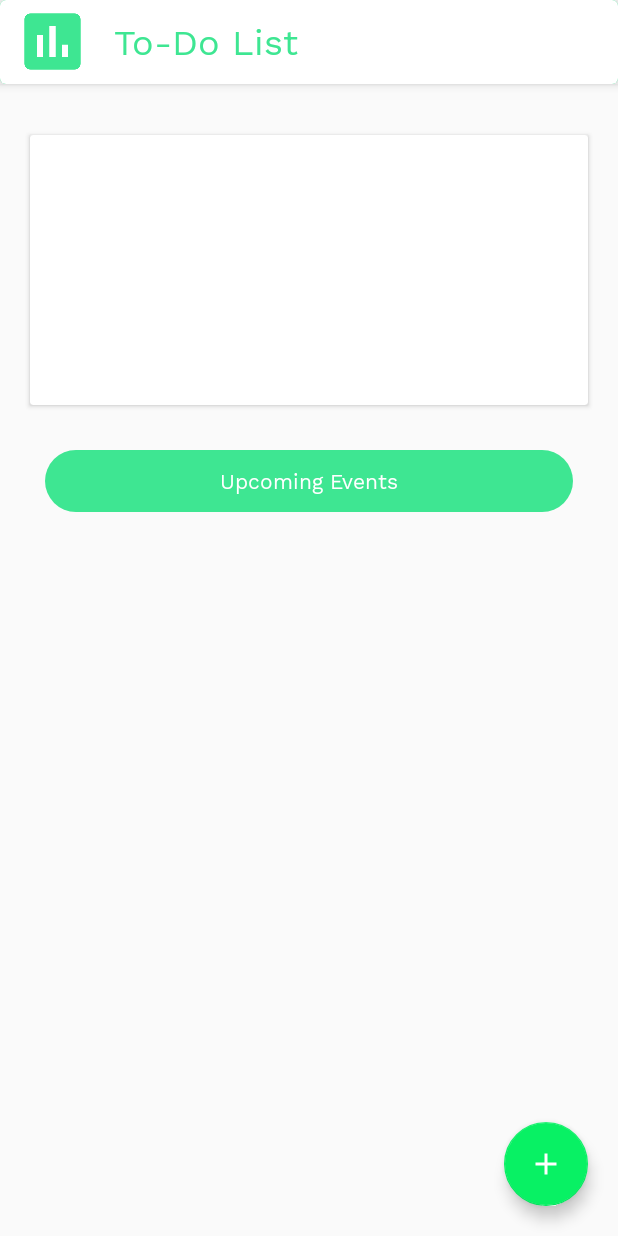
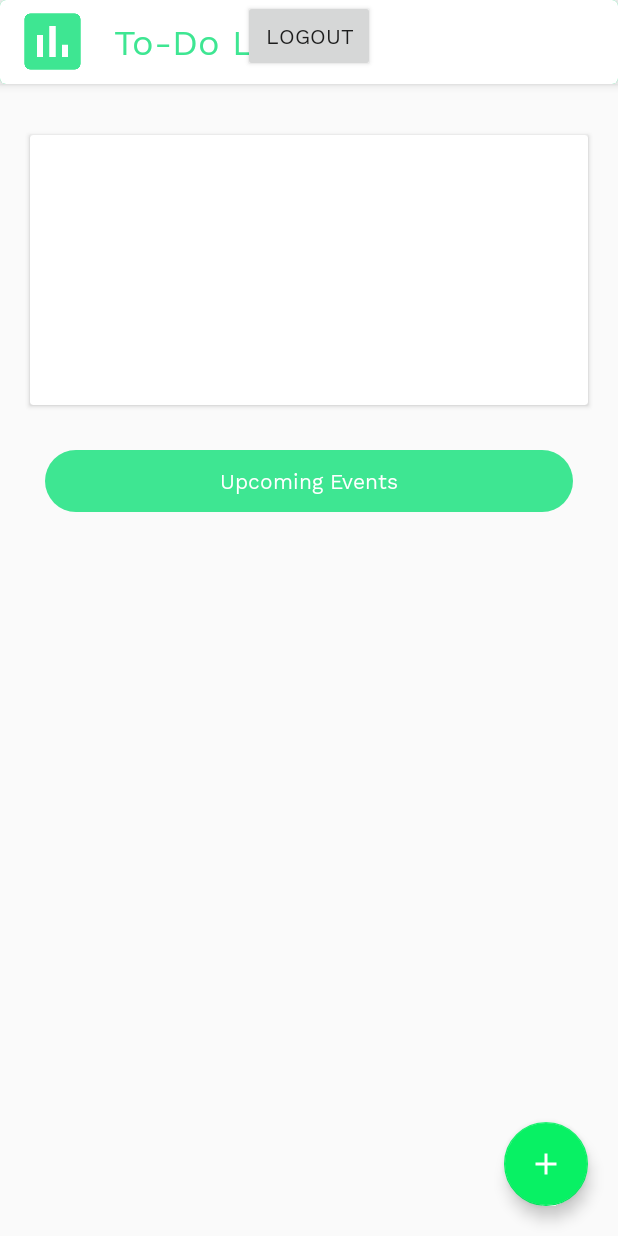
Before and after one commit to MageshVS/ToDoList, an Android app: the MainActivity screen opened directly, with no data from a screen before it, on a phone screen of 412 x 824 dp. Run offline under Robolectric (Android 15) with nearby library versions, the phone set to English and light mode, and no system bars; 3 statements that could not run were skipped.

Commit message:
third Commit

```diff
--- a/app/src/main/AndroidManifest.xml
+++ b/app/src/main/AndroidManifest.xml
@@ -10,14 +10,14 @@
         android:roundIcon="@mipmap/ic_launcher_round"
         android:supportsRtl="true"
         android:theme="@style/AppTheme">
-        <activity android:name=".WelcomeActivity"></activity>
+        <activity android:name=".LoginActivity"></activity>
         <activity android:name=".UpdateActivity" />
         <activity android:name=".AddNotesActivity" />
         <activity
             android:name=".MainActivity"
             android:label="@string/title_activity_main"
             android:theme="@style/AppTheme" />
-        <activity android:name=".LoginActivity">
+        <activity android:name=".WelcomeActivity">
             <intent-filter>
                 <action android:name="android.intent.action.MAIN" />
 
--- a/app/src/main/res/layout/activity_main.xml
+++ b/app/src/main/res/layout/activity_main.xml
@@ -6,7 +6,9 @@
     android:layout_height="match_parent"
     tools:context=".MainActivity">
 
-    <include layout="@layout/toolbar_include"/>
+    <include
+        android:id="@+id/include"
+        layout="@layout/toolbar_include" />
 
     <androidx.cardview.widget.CardView
         android:id="@+id/listView"
@@ -83,6 +85,14 @@
         android:textSize="16dp"/>
 
 
+    <Button
+        android:layout_width="wrap_content"
+        android:layout_height="wrap_content"
+        android:onClick="logout"
+        android:text="logout"
+        app:layout_constraintEnd_toEndOf="parent"
+        app:layout_constraintStart_toStartOf="parent"
+        app:layout_constraintTop_toTopOf="parent" />
 
 
 
```
Also changed, not shown: app/src/main/java/com/example/todolist/AddNotesActivity.java (+9 -7 lines), app/src/main/java/com/example/todolist/WelcomeActivity.java (+3 -16 lines), app/src/main/res/layout/activity_welcome.xml (+0 -9 lines).
